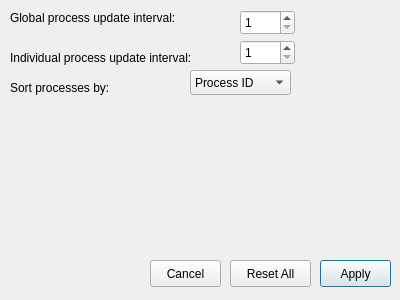
The window that settings.ui (dutchgold92/TaskStalker) describes before a commit, drawn with Qt 5.
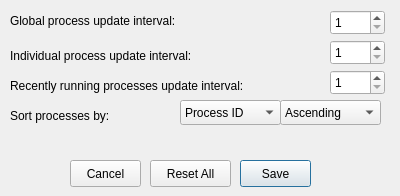
The same window after the commit. Icons and pictures are not drawn.

Patch:
```diff
--- a/settings.ui
+++ b/settings.ui
@@ -7,7 +7,7 @@
     <x>0</x>
     <y>0</y>
     <width>400</width>
-    <height>300</height>
+    <height>196</height>
    </rect>
   </property>
   <property name="windowTitle">
@@ -19,7 +19,7 @@
      <x>10</x>
      <y>10</y>
      <width>211</width>
-     <height>16</height>
+     <height>21</height>
     </rect>
    </property>
    <property name="text">
@@ -32,7 +32,7 @@
   <widget class="QSpinBox" name="updateIntervalSpinBox">
    <property name="geometry">
     <rect>
-     <x>240</x>
+     <x>330</x>
      <y>10</y>
      <width>55</width>
      <height>25</height>
@@ -49,9 +49,9 @@
    <property name="geometry">
     <rect>
      <x>10</x>
-     <y>50</y>
+     <y>46</y>
      <width>221</width>
-     <height>16</height>
+     <height>20</height>
     </rect>
    </property>
    <property name="text">
@@ -64,7 +64,7 @@
   <widget class="QSpinBox" name="subUpdateIntervalSpinBox">
    <property name="geometry">
     <rect>
-     <x>240</x>
+     <x>330</x>
      <y>40</y>
      <width>55</width>
      <height>25</height>
@@ -80,21 +80,21 @@
   <widget class="QPushButton" name="applyButton">
    <property name="geometry">
     <rect>
-     <x>320</x>
-     <y>260</y>
+     <x>240</x>
+     <y>160</y>
      <width>71</width>
      <height>27</height>
     </rect>
    </property>
    <property name="text">
-    <string>Apply</string>
+    <string>Save</string>
    </property>
   </widget>
   <widget class="QPushButton" name="cancelButton">
    <property name="geometry">
     <rect>
-     <x>150</x>
-     <y>260</y>
+     <x>70</x>
+     <y>160</y>
      <width>71</width>
      <height>27</height>
     </rect>
@@ -106,8 +106,8 @@
   <widget class="QPushButton" name="resetAllButton">
    <property name="geometry">
     <rect>
-     <x>230</x>
-     <y>260</y>
+     <x>150</x>
+     <y>160</y>
      <width>81</width>
      <height>27</height>
     </rect>
@@ -120,9 +120,9 @@
    <property name="geometry">
     <rect>
      <x>10</x>
-     <y>80</y>
+     <y>105</y>
      <width>121</width>
-     <height>16</height>
+     <height>21</height>
     </rect>
    </property>
    <property name="text">
@@ -132,8 +132,8 @@
   <widget class="QComboBox" name="sortByComboBox">
    <property name="geometry">
     <rect>
-     <x>190</x>
-     <y>70</y>
+     <x>180</x>
+     <y>100</y>
      <width>101</width>
      <height>25</height>
     </rect>
@@ -153,6 +153,60 @@
      <string>State</string>
     </property>
    </item>
+   <item>
+    <property name="text">
+     <string>Priority</string>
+    </property>
+   </item>
+  </widget>
+  <widget class="QComboBox" name="sortByOrderComboBox">
+   <property name="geometry">
+    <rect>
+     <x>280</x>
+     <y>100</y>
+     <width>101</width>
+     <height>25</height>
+    </rect>
+   </property>
+   <item>
+    <property name="text">
+     <string>Ascending</string>
+    </property>
+   </item>
+   <item>
+    <property name="text">
+     <string>Descending</string>
+    </property>
+   </item>
+  </widget>
+  <widget class="QSpinBox" name="runningUpdateIntervalSpinBox">
+   <property name="geometry">
+    <rect>
+     <x>330</x>
+     <y>70</y>
+     <width>55</width>
+     <height>25</height>
+    </rect>
+   </property>
+   <property name="minimum">
+    <number>1</number>
+   </property>
+   <property name="maximum">
+    <number>10</number>
+   </property>
+  </widget>
+  <widget class="QLabel" name="runningUpdateIntervalLabel">
+   <property name="geometry">
+    <rect>
+     <x>10</x>
+     <y>70</y>
+     <width>311</width>
+     <height>31</height>
+    </rect>
+   </property>
+   <property name="text">
+    <string>Recently running processes update interval:</string>
+   </property>
   </widget>
  </widget>
  <resources/>
```
Left out of the diff: 10 changed lines with no effect on the pictures.
